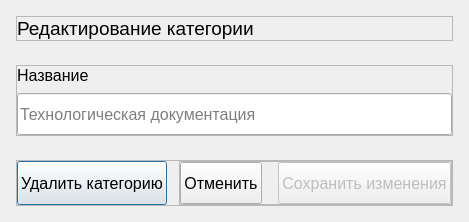
pntech-dev/Documents-Exp-Desktop, file ui/ui/edit_category.ui: the form before one commit.
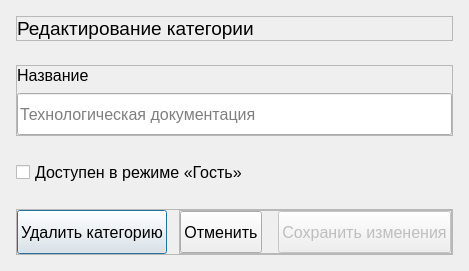
The form after the commit. Custom widgets are drawn as their Qt base class.

Commit message: feat(ui): implement category and document visibility toggle for guest users

The edit to the form file:
```diff
--- a/ui/ui/edit_category.ui
+++ b/ui/ui/edit_category.ui
@@ -10,7 +10,7 @@
     <x>0</x>
     <y>0</y>
     <width>404</width>
-    <height>212</height>
+    <height>255</height>
    </rect>
   </property>
   <property name="minimumSize">
@@ -152,6 +152,18 @@
      </layout>
     </widget>
    </item>
+   <item>
+    <widget class="QCheckBox" name="guest_show_checkBox">
+     <property name="font">
+      <font>
+       <pointsize>12</pointsize>
+      </font>
+     </property>
+     <property name="text">
+      <string>Доступен в режиме «Гость»</string>
+     </property>
+    </widget>
+   </item>
    <item>
     <widget class="QFrame" name="buttons_frame">
      <property name="frameShape">
```
The commit also changes 8 other files.
